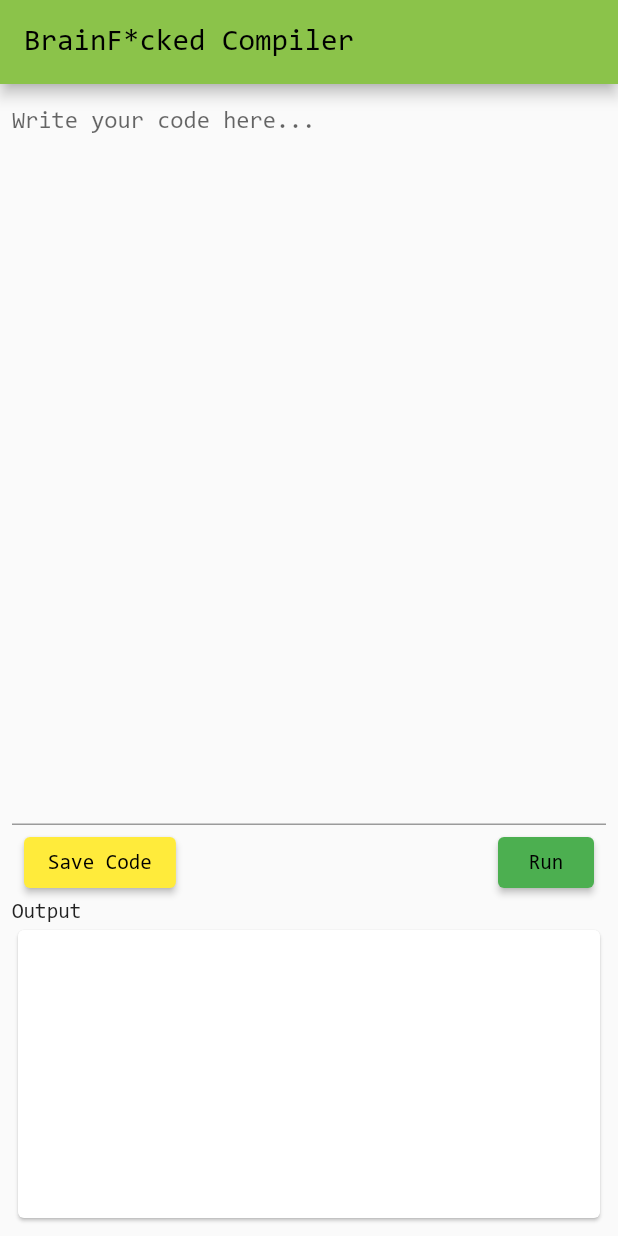
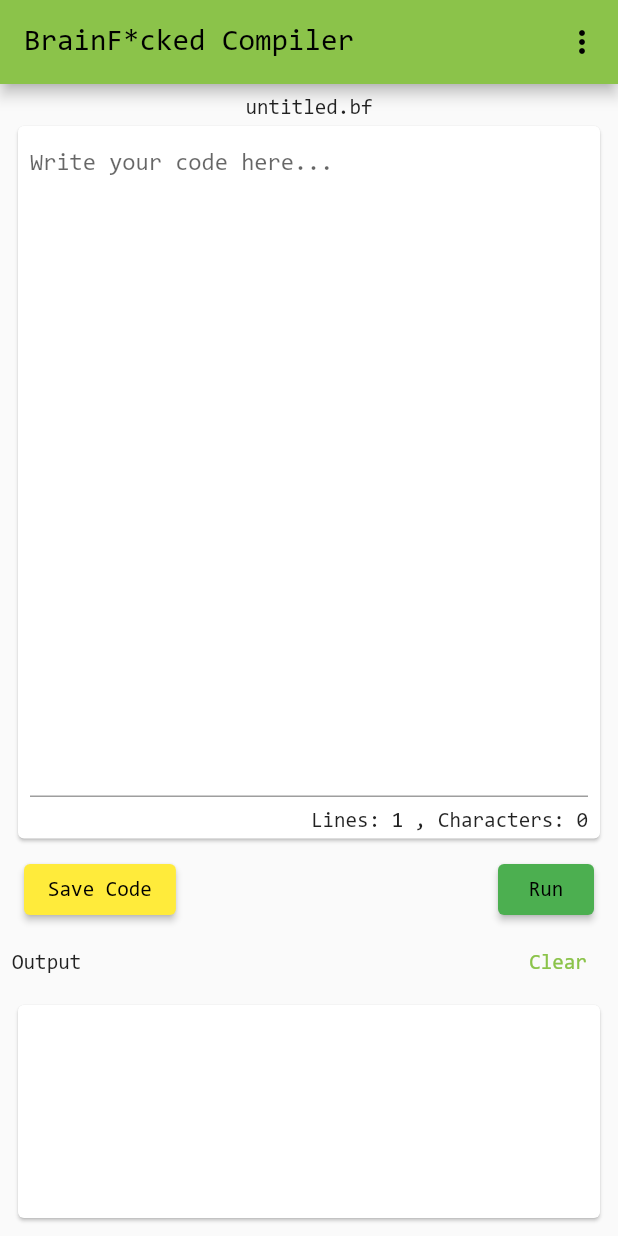
Before and after one commit to roskee/brain_f-ck_compiler, a Flutter app: the screen it shows after launch, after a tap on "Run", on a phone screen of 412 x 824 dp. Run offline on Flutter 3.47's test engine with Material 2 defaults, Android fonts, the light colour scheme and no system bars.

Commit message:
some UI changes and added about page

```diff
--- a/lib/compiler.dart
+++ b/lib/compiler.dart
@@ -28,7 +28,8 @@ class Compiler {
   ///
   /// It returns the output created by `.` commands in [command].
   /// But if [command] doesn't produce any outputs empty string is returned
-  String? compile(String command, {List<int> inputs = const []}) {
+  Future<String?> compile(String command, {List<int> inputs = const []}) async {
+    //await Future.delayed(Duration(seconds: 2), () {});
     _clear();
     if (!_parseInput(command)) return null;
     inputs = _getParsedInputs(command, inputs);
--- a/lib/main.dart
+++ b/lib/main.dart
@@ -1,3 +1,4 @@
+import 'package:brain_fuck_compiler/about.dart';
 import 'package:brain_fuck_compiler/compiler.dart';
 import 'package:flutter/material.dart';
 
@@ -5,79 +6,139 @@ void main() {
   runApp(const BrainFucked());
 }
 
-class BrainFucked extends StatefulWidget {
+class BrainFucked extends StatelessWidget {
   const BrainFucked({Key? key}) : super(key: key);
 
   @override
-  State<BrainFucked> createState() => _BrainFuckedState();
-}
-
-class _BrainFuckedState extends State<BrainFucked> {
-  Compiler compiler = Compiler();
-  TextEditingController controller = TextEditingController();
-  Widget output = const SelectableText('');
-  @override
-  Widget build(BuildContext context) {
-    return MaterialApp(
+  Widget build(BuildContext context) => MaterialApp(
         title: 'BrainF*cked',
         theme:
             ThemeData(primarySwatch: Colors.lightGreen, fontFamily: "Consolas"),
-      home: Scaffold(
+        home: const BrainFuckedApp(),
+      );
+}
+
+class BrainFuckedApp extends StatefulWidget {
+  const BrainFuckedApp({Key? key}) : super(key: key);
+
+  @override
+  State<BrainFuckedApp> createState() => _BrainFuckedAppState();
+}
+
+class _BrainFuckedAppState extends State<BrainFuckedApp> {
+  Compiler compiler = Compiler();
+  TextEditingController controller = TextEditingController();
+  int lines = 1, characters = 0;
+  Widget output = const SelectableText('');
+  bool running = false;
+  @override
+  Widget build(BuildContext context) {
+    return Scaffold(
       appBar: AppBar(
         title: const Text('BrainF*cked Compiler'),
+        actions: [
+          PopupMenuButton(
+              onSelected: (value) {
+                if (value == 'about') {
+                  Navigator.of(context).push(MaterialPageRoute(
+                      builder: (context) => const AboutPage()));
+                }
+              },
+              itemBuilder: (context) => [
+                    PopupMenuItem(
+                      child: const Text('About App'),
+                      value: 'about',
+                    )
+                  ])
+        ],
       ),
       body: Padding(
         padding: const EdgeInsets.all(8.0),
         child: Center(
           child: Column(
             children: [
+              Text('untitled.bf'),
               Expanded(
+                child: Card(
+                  child: Padding(
+                    padding: const EdgeInsets.all(8.0),
                     child: TextField(
                       controller: controller,
                       keyboardType: TextInputType.multiline,
                       expands: true,
                       maxLines: null,
                       onEditingComplete: () {},
+                      onChanged: (value) {
+                        setState(() {
+                          lines = value.characters
+                                  .where((p0) => p0 == '\n')
+                                  .length +
+                              1;
+                          characters = value.characters.length;
+                        });
+                      },
                       enableInteractiveSelection: true,
-                    decoration: const InputDecoration(
-                        isDense: true, hintText: 'Write your code here...'),
+                      decoration: InputDecoration(
+                          counter:
+                              Text('Lines: $lines , Characters: $characters'),
+                          isDense: true,
+                          hintText: 'Write your code here...'),
                     ),
                   ),
+                ),
+              ),
+              SizedBox(
+                  height: 5,
+                  child: running ? const LinearProgressIndicator() : null),
               SizedBox(
                 height: 50,
                 child: ButtonBar(
                   alignment: MainAxisAlignment.spaceBetween,
                   children: [
                     ElevatedButton(
-                          style:
-                              ElevatedButton.styleFrom(primary: Colors.yellow),
+                        style: ElevatedButton.styleFrom(primary: Colors.yellow),
                         onPressed: () {},
                         child: const Text('Save Code')),
                     ElevatedButton(
-                          style:
-                              ElevatedButton.styleFrom(primary: Colors.green),
+                        style: ElevatedButton.styleFrom(primary: Colors.green),
                         onPressed: () {
-                            String? result =
-                                compiler.compile(controller.value.text);
+                          compiler.compile(controller.value.text).then((value) {
                             setState(() {
-                              output = result != null
-                                  ? SelectableText(result)
+                              running = false;
+                              output = value != null
+                                  ? SelectableText(value)
                                   : const Text(
-                                      'Error',
+                                      'Syntax Error',
                                       style: TextStyle(color: Colors.red),
                                     );
+                            });
+                          });
+                          setState(() {
+                            running = true;
                           });
                         },
                         child: const Text('Run')),
                   ],
                 ),
               ),
-                const Align(
+              Align(
                 alignment: Alignment.centerLeft,
-                  child: Text('Output'),
+                child: Row(
+                  mainAxisAlignment: MainAxisAlignment.spaceBetween,
+                  children: [
+                    const Text('Output'),
+                    TextButton(
+                        onPressed: () {
+                          setState(() {
+                            output = const SelectableText('');
+                          });
+                        },
+                        child: const Text('Clear'))
+                  ],
+                ),
               ),
               SizedBox(
-                    height: 200,
+                  height: 150,
                   child: Card(
                     child: ListView(
                       children: [
@@ -89,7 +150,6 @@ class _BrainFuckedState extends State<BrainFucked> {
           ),
         ),
       ),
-      ),
     );
   }
 }
```
Also changed, not shown: lib/about.dart (added, +74 -0 lines), 1 other file. Lines whose indentation alone changed are shown as unchanged.
